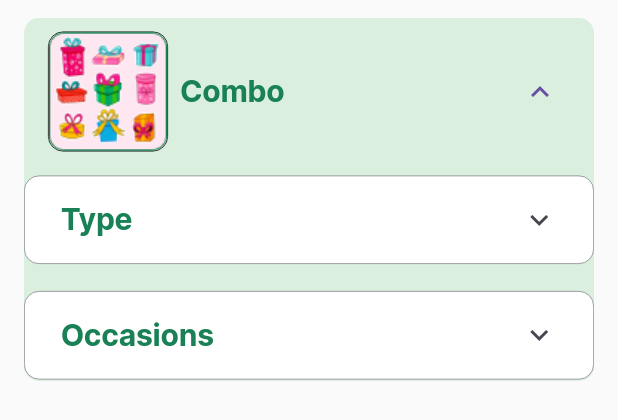
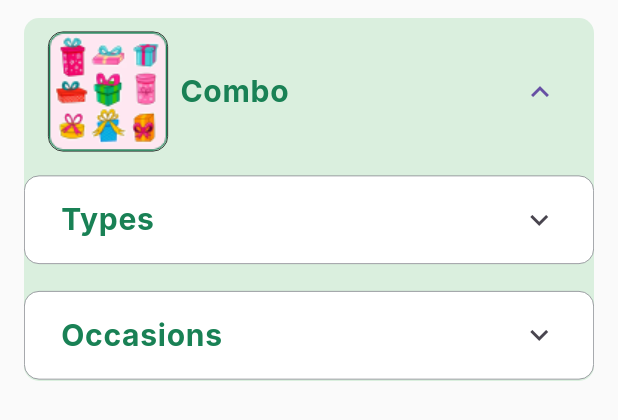
Before and after one commit to MinhNhatQA15101910/se346.flower_shop_management, a Flutter app: the LargeCategoryItem widget shown alone on an empty page, opened directly, after a tap on "Combo", on a phone screen of 412 x 824 dp. Shown: the top 420 px of the screen. Run offline on Flutter 3.47's test engine with Material 3 defaults, Android fonts, the phone set to English and light mode, and no system bars; our stand-ins replace carousel_slider, flutter_rating_bar, flutter_svg, google_fonts, smooth_page_indicator.

Commit message:
Format font.

```diff
--- a/frontend/lib/common/widgets/bottom_bar.dart
+++ b/frontend/lib/common/widgets/bottom_bar.dart
@@ -8,7 +8,7 @@ class BottomBar extends StatefulWidget {
   const BottomBar({super.key});
 
   @override
-  State<StatefulWidget> createState() => _BottomBarState();
+  State<BottomBar> createState() => _BottomBarState();
 }
 
 class _BottomBarState extends State<BottomBar> {
@@ -26,7 +26,7 @@ class _BottomBarState extends State<BottomBar> {
     ),
   ];
 
-  void updatePage(int page) {
+  void _updatePage(int page) {
     setState(() {
       _page = page;
     });
@@ -44,7 +44,7 @@ class _BottomBarState extends State<BottomBar> {
           currentIndex: _page,
           selectedItemColor: GlobalVariables.skinColor,
           unselectedItemColor: Colors.white,
-          onTap: updatePage,
+          onTap: _updatePage,
           items: [
             // Home Item
             BottomNavigationBarItem(
--- a/frontend/lib/features/auth/screens/intro_screen.dart
+++ b/frontend/lib/features/auth/screens/intro_screen.dart
@@ -1,6 +1,7 @@
 import 'package:flutter/material.dart';
 import 'package:frontend/constants/global_variables.dart';
 import 'package:frontend/features/auth/screens/welcome_screen.dart';
+import 'package:google_fonts/google_fonts.dart';
 
 class IntroScreen extends StatelessWidget {
   void _navigateToWelcomeScreen(BuildContext context) {
@@ -24,10 +25,9 @@ class IntroScreen extends StatelessWidget {
               ),
               Text(
                 "FlowerFly",
-                style: TextStyle(
+                style: GoogleFonts.pacifico(
                   color: GlobalVariables.darkGreen,
-                  fontFamily: 'Pacifico',
-                  fontSize: GlobalVariables.fontSize_36,
+                  fontSize: 36,
                 ),
               )
             ],
--- a/frontend/lib/features/customer/category/screens/category_screen.dart
+++ b/frontend/lib/features/customer/category/screens/category_screen.dart
@@ -7,7 +7,7 @@ class CategoryScreen extends StatefulWidget {
   const CategoryScreen({super.key});
 
   @override
-  State<StatefulWidget> createState() => _CategoryScreenState();
+  State<CategoryScreen> createState() => _CategoryScreenState();
 }
 
 class _CategoryScreenState extends State<CategoryScreen> {
--- a/frontend/lib/features/customer/category/widgets/category_expand.dart
+++ b/frontend/lib/features/customer/category/widgets/category_expand.dart
@@ -1,11 +1,15 @@
 import 'package:flutter/material.dart';
 import 'package:frontend/constants/global_variables.dart';
 import 'package:frontend/features/customer/category/widgets/gridview_category.dart';
+import 'package:google_fonts/google_fonts.dart';
 
 class CategoryExpand extends StatefulWidget {
+  const CategoryExpand({
+    super.key,
+    required this.titleText,
+  });
+
   final String titleText;
-
-  const CategoryExpand({super.key, required this.titleText});
 
   @override
   State<CategoryExpand> createState() => _CategoryExpandState();
@@ -31,13 +35,14 @@ class _CategoryExpandState extends State<CategoryExpand> {
           ),
           child: ExpansionTile(
             title: Padding(
-              padding: const EdgeInsets.symmetric(horizontal: 8),
+              padding: const EdgeInsets.symmetric(
+                horizontal: 8,
+              ),
               child: Text(
                 widget.titleText,
-                style: const TextStyle(
-                  color: Color(0xFF198155),
+                style: GoogleFonts.inter(
+                  color: GlobalVariables.darkGreen,
                   fontSize: 20,
-                  fontFamily: 'Inter',
                   fontWeight: FontWeight.w700,
                 ),
               ),
--- a/frontend/lib/features/customer/category/widgets/large_category_item.dart
+++ b/frontend/lib/features/customer/category/widgets/large_category_item.dart
@@ -1,13 +1,17 @@
 import 'package:flutter/material.dart';
 import 'package:frontend/features/customer/category/widgets/category_expand.dart';
 import 'package:frontend/constants/global_variables.dart';
+import 'package:google_fonts/google_fonts.dart';
 
 class LargeCategoryItem extends StatefulWidget {
   final String titleText;
   final String imagePath;
 
-  const LargeCategoryItem(
-      {super.key, required this.titleText, required this.imagePath});
+  const LargeCategoryItem({
+    super.key,
+    required this.titleText,
+    required this.imagePath,
+  });
 
   @override
   State<LargeCategoryItem> createState() => _LargeCategoryItemState();
@@ -55,10 +59,9 @@ class _LargeCategoryItemState extends State<LargeCategoryItem> {
                   padding: const EdgeInsets.symmetric(vertical: 8),
                   child: Text(
                     widget.titleText,
-                    style: const TextStyle(
-                      color: Color(0xFF198155),
+                    style: GoogleFonts.inter(
+                      color: GlobalVariables.darkGreen,
                       fontSize: 20,
-                      fontFamily: 'Inter',
                       fontWeight: FontWeight.w700,
                     ),
                   ),
@@ -68,7 +71,7 @@ class _LargeCategoryItemState extends State<LargeCategoryItem> {
             children: const [
               Column(
                 children: [
-                  CategoryExpand(titleText: 'Type'),
+                  CategoryExpand(titleText: 'Types'),
                   SizedBox(height: 10),
                   CategoryExpand(titleText: 'Occasions'),
                 ],
```
Also changed, not shown: frontend/lib/common/widgets/single_category_card.dart (+11 -5 lines), frontend/lib/features/auth/screens/welcome_screen.dart (+8 -10 lines), frontend/pubspec.yaml (+9 -9 lines), frontend/assets/fonts/InterTight-Italic-VariableFont_wght.ttf (deleted), frontend/assets/fonts/InterTight-VariableFont_wght.ttf (deleted), frontend/assets/fonts/Pacifico-Regular.ttf (deleted), 1 other file.
